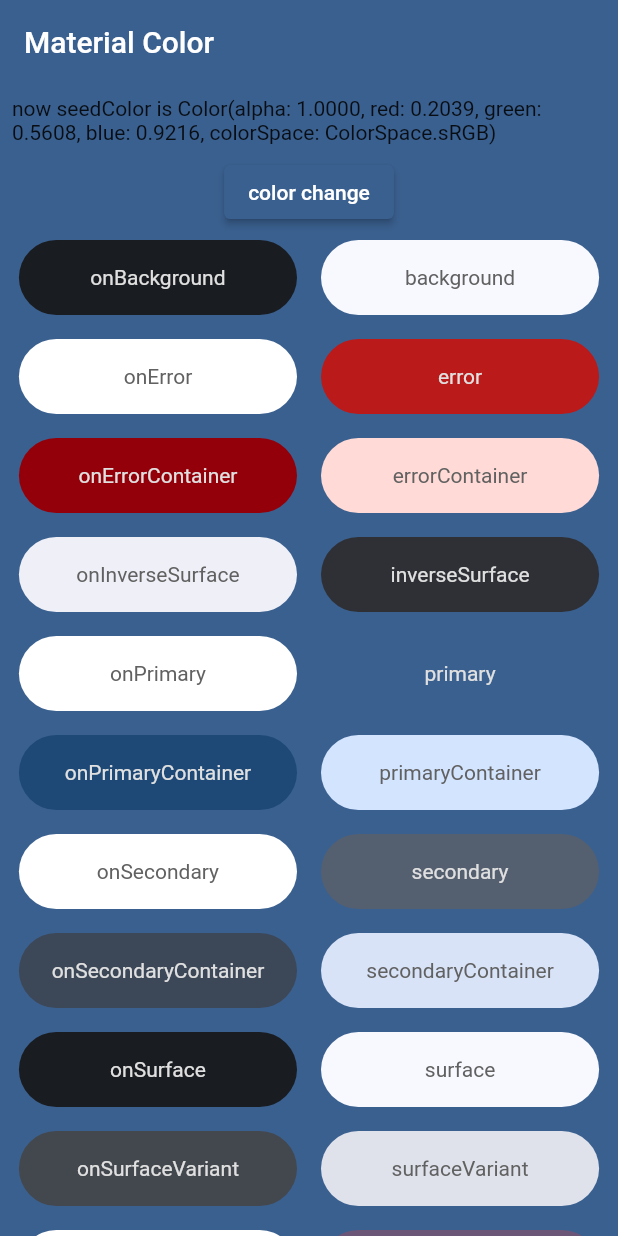
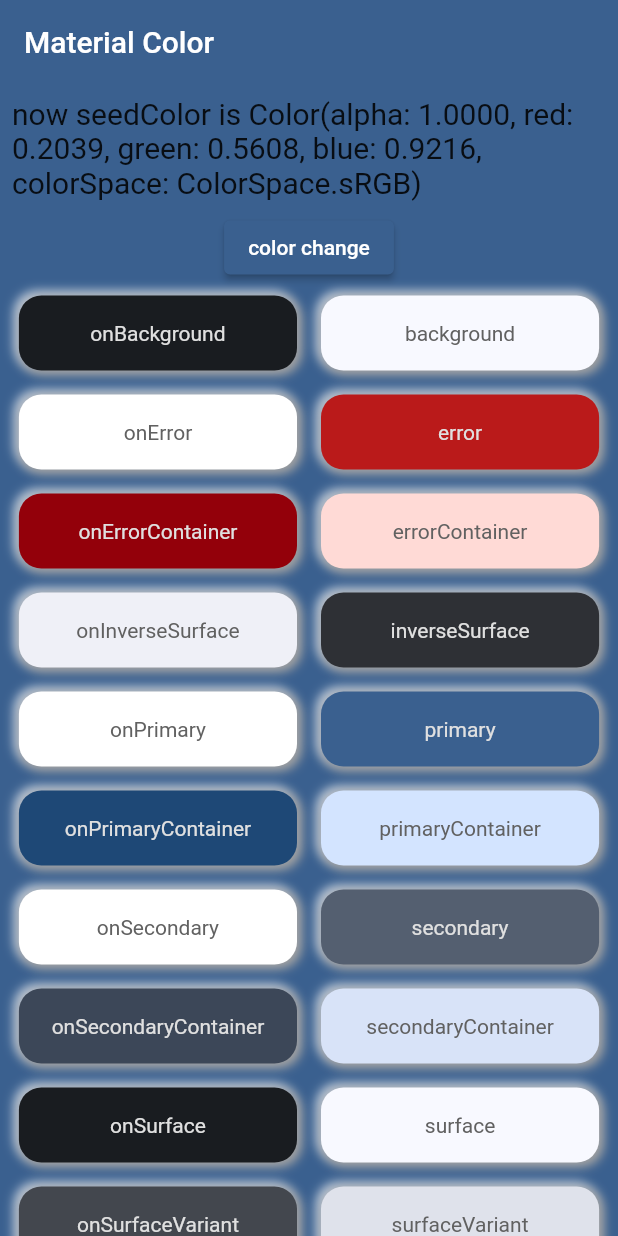
Before and after one commit to Yun-sooyong/practice_material3, a Flutter app: the screen it shows after launch, on a phone screen of 412 x 824 dp. Run offline on Flutter 3.47's test engine with Material 2 defaults, Android fonts, the phone set to English and light mode, and no system bars; missing offline and left inert: random_color.

```diff
--- a/lib/conatainer_box.dart
+++ b/lib/conatainer_box.dart
@@ -22,15 +22,28 @@
 
     return Padding(
       padding: const EdgeInsets.all(8.0),
-      child: AnimatedContainer(
-        duration: Duration(milliseconds: 100),
+      child: Container(
+        //duration: const Duration(milliseconds: 0),
         width: size.width * 0.45,
         height: 50,
         decoration: BoxDecoration(
-          shape: BoxShape.rectangle,
-          borderRadius: BorderRadius.circular(25),
-          color: widget.color,
-        ),
+            shape: BoxShape.rectangle,
+            borderRadius: BorderRadius.circular(15),
+            color: widget.color,
+            boxShadow: [
+              const BoxShadow(
+                color: Colors.white70,
+                offset: Offset(-2, -2),
+                blurRadius: 5,
+                spreadRadius: 1,
+              ),
+              BoxShadow(
+                color: Colors.grey.shade500,
+                offset: const Offset(2, 2),
+                blurRadius: 5,
+                spreadRadius: 1,
+              ),
+            ]),
         child: Center(
           child: Text(
             widget.title,
--- a/lib/main.dart
+++ b/lib/main.dart
@@ -61,7 +61,9 @@
                 Padding(
                   padding: const EdgeInsets.all(8.0),
                   child: Text(
-                      'now seedColor is ${context.watch<Colored>().seedColor}'),
+                    'now seedColor is ${context.watch<Colored>().seedColor}',
+                    style: const TextStyle(fontSize: 20),
+                  ),
                 ),
                 ElevatedButton(
                   onPressed: () {
@@ -71,6 +73,7 @@
                 ),
                 Row(
                   mainAxisAlignment: MainAxisAlignment.center,
+                  crossAxisAlignment: CrossAxisAlignment.start,
                   children: [
                     Column(
                       children: [
@@ -136,11 +139,6 @@
                           color:
                               Theme.of(context).colorScheme.onTertiaryContainer,
                           title: 'onTertiaryContainer',
-                          fontlight: true,
-                        ),
-                        const ContainerBox(
-                          color: Colors.transparent,
-                          title: '',
                           fontlight: true,
                         ),
                       ],
```
